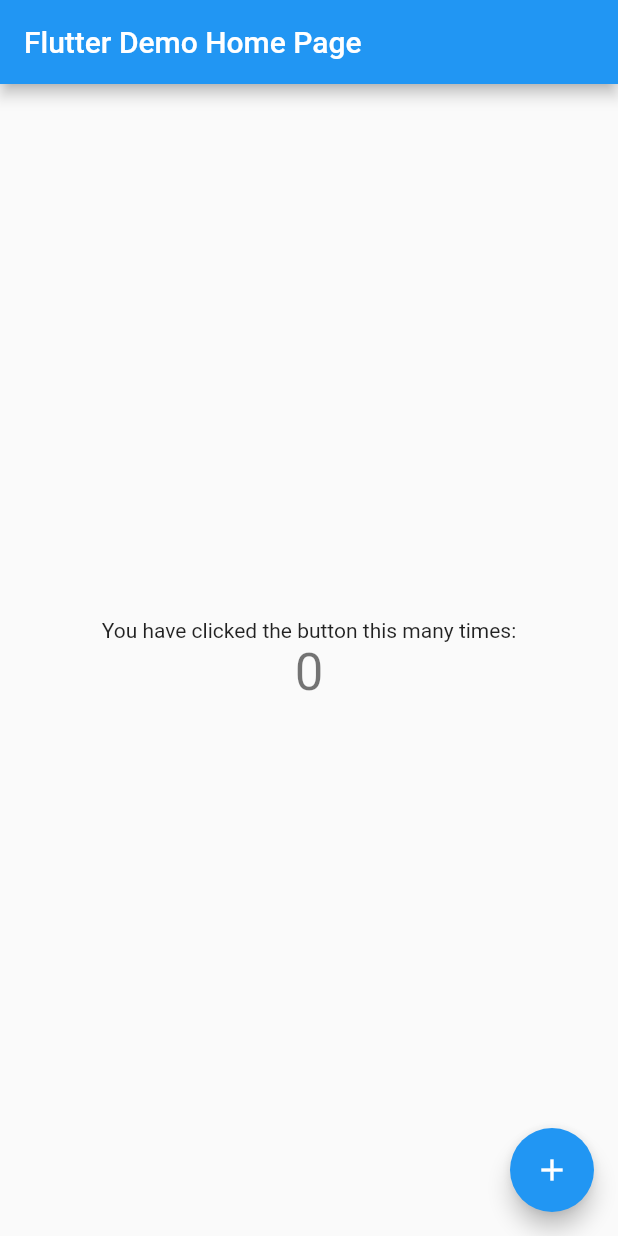
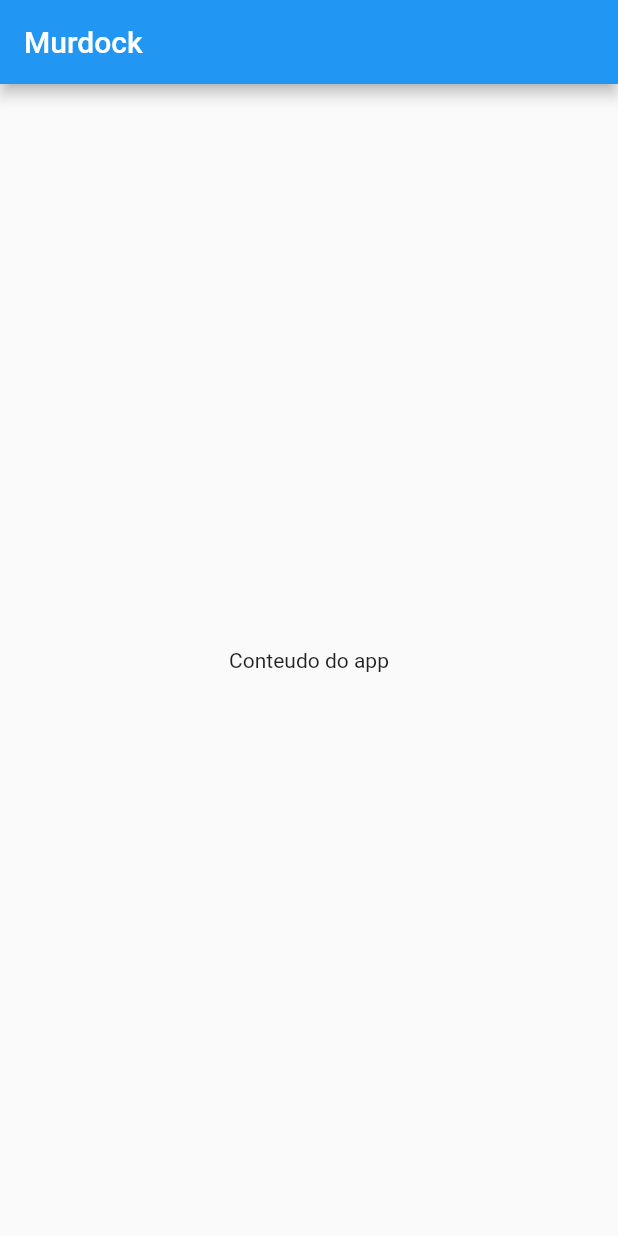
Before and after one commit to dgorepo/fr-murdock, a Flutter app: the screen it shows after launch, on a phone screen of 412 x 824 dp. Run offline on Flutter 3.47's test engine with Material 2 defaults, Android fonts, the phone set to English and light mode, and no system bars.

Commit message:
Cria widget principal

```diff
--- a/murdock/lib/main.dart
+++ b/murdock/lib/main.dart
@@ -1,117 +1,21 @@
 import 'package:flutter/material.dart';
 
 void main() {
-  runApp(MyApp());
+  runApp(MurdockApp());
 }
 
-class MyApp extends StatelessWidget {
-  // This widget is the root of your application.
-  @override
+class MurdockApp extends StatelessWidget {
   Widget build(BuildContext context) {
     return MaterialApp(
-      title: 'Flutter Demo',
-      theme: ThemeData(
-        // This is the theme of your application.
-        //
-        // Try running your application with "flutter run". You'll see the
-        // application has a blue toolbar. Then, without quitting the app, try
-        // changing the primarySwatch below to Colors.green and then invoke
-        // "hot reload" (press "r" in the console where you ran "flutter run",
-        // or simply save your changes to "hot reload" in a Flutter IDE).
-        // Notice that the counter didn't reset back to zero; the application
-        // is not restarted.
-        primarySwatch: Colors.blue,
-        // This makes the visual density adapt to the platform that you run
-        // the app on. For desktop platforms, the controls will be smaller and
-        // closer together (more dense) than on mobile platforms.
-        visualDensity: VisualDensity.adaptivePlatformDensity,
+      title: "Murdock",
+      home: Scaffold(
+        appBar: AppBar(
+          title: Text("Murdock"),
+        ),
+        body: Center(
+          child: Text("Conteudo do app"),
+        ),
       ),
-      home: MyHomePage(title: 'Flutter Demo Home Page'),
     );
   }
 }
-
-class MyHomePage extends StatefulWidget {
-  MyHomePage({Key key, this.title}) : super(key: key);
-
-  // This widget is the home page of your application. It is stateful, meaning
-  // that it has a State object (defined below) that contains fields that affect
-  // how it looks.
-
-  // This class is the configuration for the state. It holds the values (in this
-  // case the title) provided by the parent (in this case the App widget) and
-  // used by the build method of the State. Fields in a Widget subclass are
-  // always marked "final".
-
-  final String title;
-
-  @override
-  _MyHomePageState createState() => _MyHomePageState();
-}
-
-class _MyHomePageState extends State<MyHomePage> {
-  int _counter = 0;
-
-  void _incrementCounter() {
-    setState(() {
-      // This call to setState tells the Flutter framework that something has
-      // changed in this State, which causes it to rerun the build method below
-      // so that the display can reflect the updated values. If we changed
-      // _counter without calling setState(), then the build method would not be
-      // called again, and so nothing would appear to happen.
-      _counter++;
-    });
-  }
-
-  @override
-  Widget build(BuildContext context) {
-    // This method is rerun every time setState is called, for instance as done
-    // by the _incrementCounter method above.
-    //
-    // The Flutter framework has been optimized to make rerunning build methods
-    // fast, so that you can just rebuild anything that needs updating rather
-    // than having to individually change instances of widgets.
-    return Scaffold(
-      appBar: AppBar(
-        // Here we take the value from the MyHomePage object that was created by
-        // the App.build method, and use it to set our appbar title.
-        title: Text(widget.title),
-      ),
-      body: Center(
-        // Center is a layout widget. It takes a single child and positions it
-        // in the middle of the parent.
-        child: Column(
-          // Column is also a layout widget. It takes a list of children and
-          // arranges them vertically. By default, it sizes itself to fit its
-          // children horizontally, and tries to be as tall as its parent.
-          //
-          // Invoke "debug painting" (press "p" in the console, choose the
-          // "Toggle Debug Paint" action from the Flutter Inspector in Android
-          // Studio, or the "Toggle Debug Paint" command in Visual Studio Code)
-          // to see the wireframe for each widget.
-          //
-          // Column has various properties to control how it sizes itself and
-          // how it positions its children. Here we use mainAxisAlignment to
-          // center the children vertically; the main axis here is the vertical
-          // axis because Columns are vertical (the cross axis would be
-          // horizontal).
-          mainAxisAlignment: MainAxisAlignment.center,
-          children: <Widget>[
-            Text(
-              'You have clicked the button this many times:',
-            ),
-            Text(
-              '$_counter',
-              style: Theme.of(context).textTheme.headline4,
-            ),
-          ],
-        ),
-      ),
-      floatingActionButton: FloatingActionButton(
-        onPressed: _incrementCounter,
-        tooltip: 'Increment',
-        child: Icon(Icons.add),
-      ), // This trailing comma makes auto-formatting nicer for build methods.
-    );
-  }
-}
```
Also changed, not shown: murdock/lib/mywidget.dart (added, +30 -0 lines), 1 other file.
